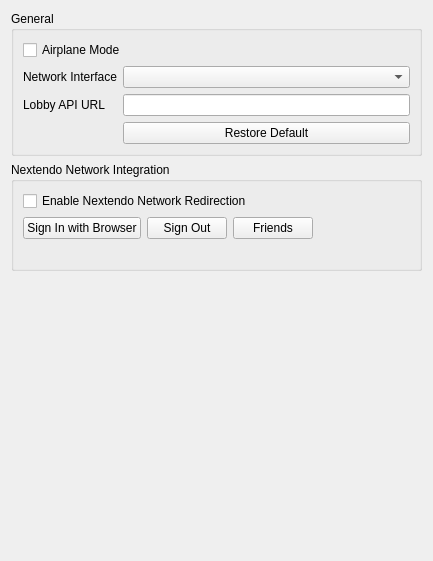
Old version of the form src/citron/configuration/configure_network.ui in the repository CollectingW/emulator.
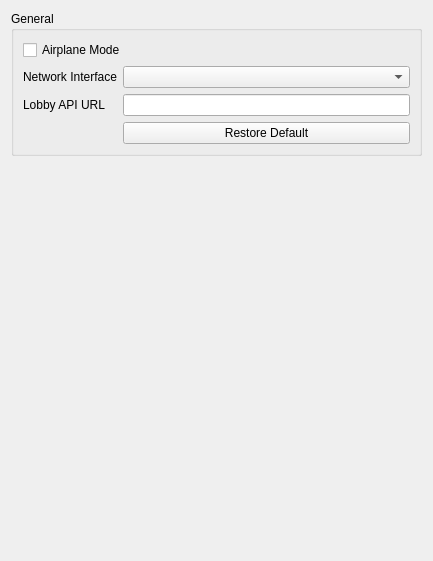
New version of the form.

Commit message: Add Nextendo Network online play (MK8D, SSBU, Splatoon 2) and account UI

Patch:
```diff
--- a/src/citron/configuration/configure_network.ui
+++ b/src/citron/configuration/configure_network.ui
@@ -65,73 +65,6 @@
        </layout>
       </widget>
      </item>
-     <item>
-      <widget class="QGroupBox" name="nextendo_group">
-       <property name="title">
-        <string>Nextendo Network Integration</string>
-       </property>
-       <layout class="QGridLayout" name="gridLayout_nextendo">
-        <item row="0" column="0" colspan="2">
-         <widget class="QCheckBox" name="enable_nextendo">
-          <property name="text">
-           <string>Enable Nextendo Network Redirection</string>
-          </property>
-          <property name="toolTip">
-           <string>Redirect Nintendo Network traffic to the Nextendo backend for cross-emulator online play</string>
-          </property>
-         </widget>
-        </item>
-        <item row="1" column="0" colspan="2">
-         <layout class="QHBoxLayout" name="layout_nextendo_auth">
-          <item>
-           <widget class="QPushButton" name="nextendo_login_button">
-            <property name="text">
-             <string>Sign In with Browser</string>
-            </property>
-           </widget>
-          </item>
-          <item>
-           <widget class="QPushButton" name="nextendo_logout_button">
-            <property name="text">
-             <string>Sign Out</string>
-            </property>
-           </widget>
-          </item>
-          <item>
-           <widget class="QPushButton" name="nextendo_friends_button">
-            <property name="text">
-             <string>Friends</string>
-            </property>
-           </widget>
-          </item>
-          <item>
-           <spacer name="spacer_nextendo_auth">
-            <property name="orientation">
-             <enum>Qt::Horizontal</enum>
-            </property>
-            <property name="sizeHint" stdset="0">
-             <size>
-              <width>40</width>
-              <height>20</height>
-             </size>
-            </property>
-           </spacer>
-          </item>
-         </layout>
-        </item>
-        <item row="2" column="0" colspan="2">
-         <widget class="QLabel" name="nextendo_status">
-          <property name="text">
-           <string/>
-          </property>
-          <property name="wordWrap">
-           <bool>true</bool>
-          </property>
-         </widget>
-        </item>
-       </layout>
-      </widget>
-     </item>
     </layout>
    </item>
    <item>
```
The commit also changes 48 other files.
